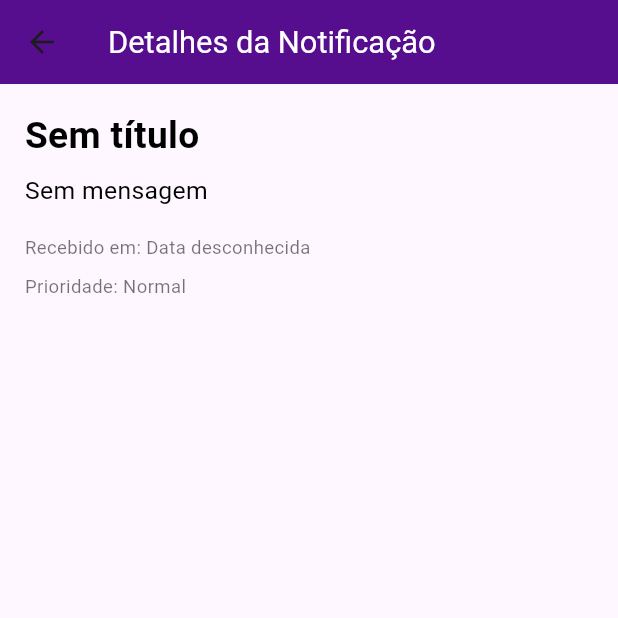
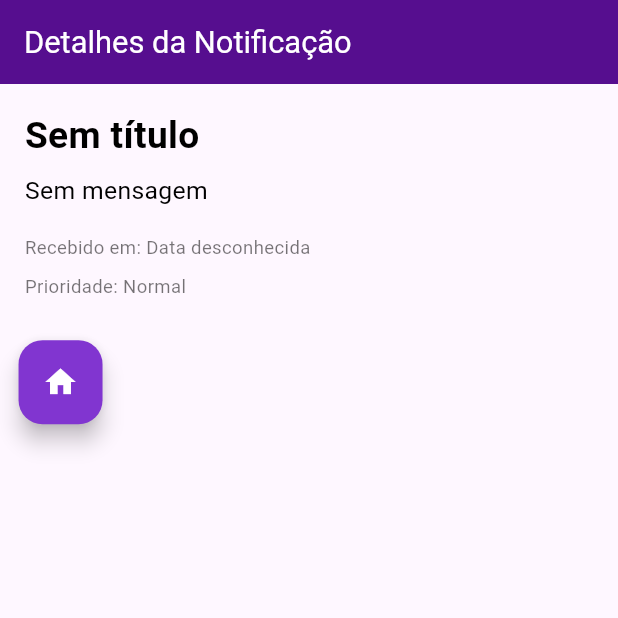
Before and after one commit to Sluvizottodev/PingNotify, a Flutter app: the MessageDetailScreen screen opened by its route, on a phone screen of 412 x 824 dp, the top half of it. Run offline on Flutter 3.47's test engine with Material 3 defaults, Android fonts, the phone set to English and light mode, and no system bars; our stand-ins replace cloud_firestore, device_info_plus, firebase_auth, firebase_core, firebase_messaging, logger and 1 more; missing offline and left inert: ntfluttery; accounts and stored records are empty.

Commit message:
26/08 - Correções de overflowed e outros

```diff
--- a/lib/Screens/MainScreen/MessageDetail.dart
+++ b/lib/Screens/MainScreen/MessageDetail.dart
@@ -1,6 +1,7 @@
 import 'package:flutter/material.dart';
 import 'package:intl/intl.dart';
 import '../../utils/constants/colors.dart';
+import '../../utils/constants/routes.dart';
 
 class MessageDetailScreen extends StatelessWidget {
   final Map<String, dynamic> notification;
@@ -30,22 +31,26 @@ class MessageDetailScreen extends StatelessWidget {
       appBar: AppBar(
         title: Text(
           'Detalhes da Notificação',
-          style: TextStyle( color: TColors.textWhite,
-            fontSize: mediaQuery.size.width * 0.05, // Tamanho de fonte responsivo
+          style: TextStyle(
+            color: TColors.textWhite,
+            fontSize: mediaQuery.size.width * 0.05,
           ),
         ),
         backgroundColor: TColors.secondaryColor,
         elevation: 4,
+        automaticallyImplyLeading: false,
       ),
-      body: Padding(
-        padding: EdgeInsets.all(mediaQuery.size.width * 0.04), // Padding proporcional à largura da tela
+      body: Stack(
+        children: [
+          SingleChildScrollView( // Adicione o SingleChildScrollView aqui
+            padding: EdgeInsets.all(mediaQuery.size.width * 0.04),
             child: Column(
               crossAxisAlignment: CrossAxisAlignment.start,
               children: [
                 Text(
                   notification['title'] ?? 'Sem título',
                   style: TextStyle(
-                fontSize: mediaQuery.size.width * 0.06, // Tamanho de fonte responsivo
+                    fontSize: mediaQuery.size.width * 0.06,
                     fontWeight: FontWeight.bold,
                     color: TColors.textPrimary,
                   ),
@@ -74,8 +79,22 @@ class MessageDetailScreen extends StatelessWidget {
                     color: Colors.black54,
                   ),
                 ),
+                SizedBox(height: mediaQuery.size.height * 0.1), // Adicione espaço antes do botão
               ],
             ),
+          ),
+          Positioned(
+            left: mediaQuery.size.width * 0.03,
+            bottom: mediaQuery.size.height * 0.02,
+            child: FloatingActionButton(
+              onPressed: () {
+                Navigator.pushReplacementNamed(context, PageRoutes.principal);
+              },
+              child: Icon(Icons.home, color: Colors.white),
+              backgroundColor: TColors.primaryColor,
+            ),
+          ),
+        ],
       ),
     );
   }
```
Also changed, not shown: lib/Screens/MainScreen/Principal.dart (+30 -9 lines), lib/utils/componentes/NotificationCard.dart (+16 -1 lines). Lines whose indentation alone changed are shown as unchanged.
